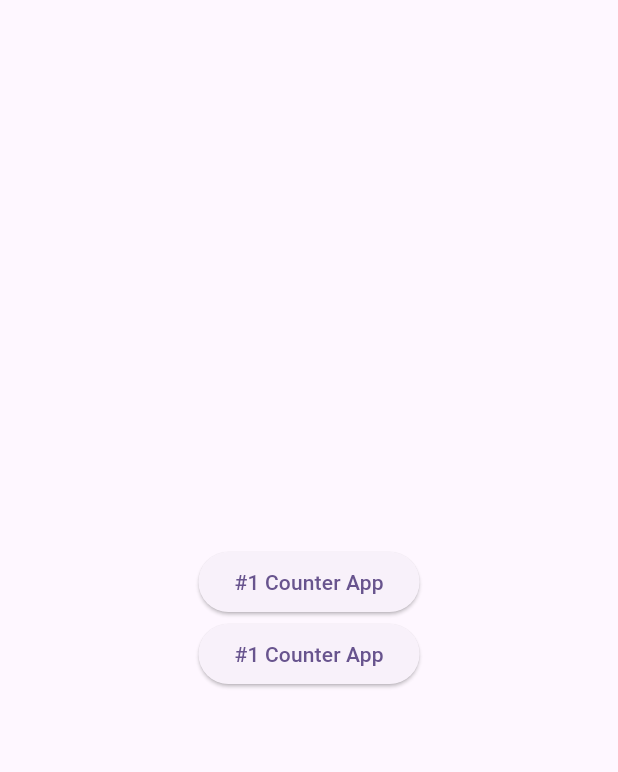
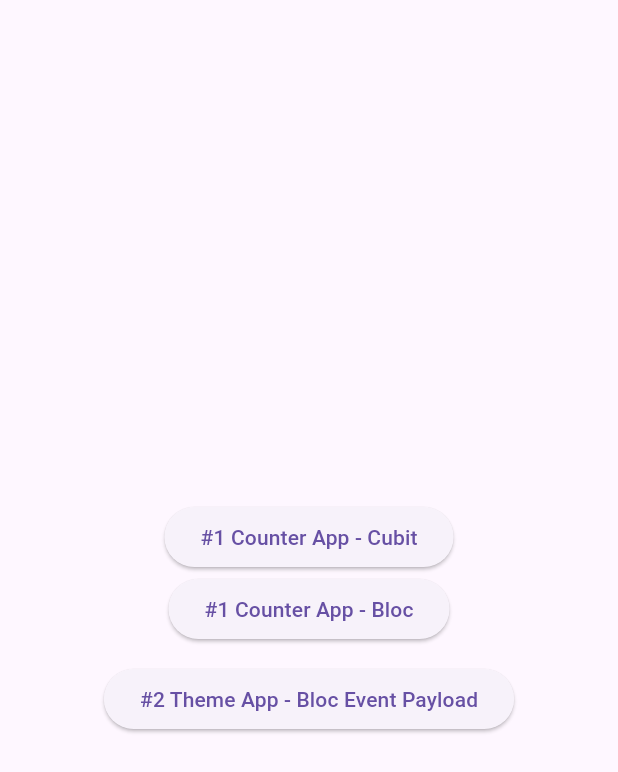
Before and after one commit to K-Mose/Flutter_Bloc_Essential, a Flutter app: the screen it shows after launch, on a phone screen of 412 x 824 dp. Shown: the top 772 px of the screen. Run offline on Flutter 3.47's test engine with Material 3 defaults, Android fonts, the phone set to English and light mode, and no system bars; our stand-ins replace bloc, equatable, flutter_bloc.

Commit message:
Bloc Overview - 1. Theme App - Bloc Event Payload

```diff
--- /dev/null
+++ b/bloc_overview/lib/b_theme/bloc/theme_bloc.dart
@@ -0,0 +1,17 @@
+import 'package:bloc/bloc.dart';
+import 'package:equatable/equatable.dart';
+
+part 'theme_event.dart';
+part 'theme_state.dart';
+
+class ThemeBloc extends Bloc<ThemeEvent, ThemeState> {
+  ThemeBloc() : super(ThemeState.initial()) {
+    on<ChangeThemeEvent>((event, emit) {
+      if (event.randInt % 2 == 0) {
+        emit(state.copyWith(appTheme: AppTheme.light));
+      } else {
+        emit(state.copyWith(appTheme: AppTheme.dart));
+      }
+    });
+  }
+}
--- /dev/null
+++ b/bloc_overview/lib/b_theme/bloc/theme_event.dart
@@ -0,0 +1,25 @@
+part of 'theme_bloc.dart';
+
+sealed class ThemeEvent extends Equatable {
+  const ThemeEvent();
+
+  @override
+  List<Object> get props => [];
+}
+
+class ChangeThemeEvent extends ThemeEvent {
+  // Payload로 받을 인자를 멤버변수로 추가한다.
+  final int randInt;
+
+  const ChangeThemeEvent({
+    required this.randInt,
+  });
+
+  @override
+  String toString() {
+    return 'ChangeThemeEvent{randInt: $randInt}';
+  }
+
+  @override
+  List<Object> get props => [randInt];
+}
--- /dev/null
+++ b/bloc_overview/lib/b_theme/bloc/theme_state.dart
@@ -0,0 +1,32 @@
+part of 'theme_bloc.dart';
+
+enum AppTheme {
+  light,
+  dart
+}
+
+class ThemeState {
+  final AppTheme appTheme;
+
+  factory ThemeState.initial() => ThemeState();
+
+  const ThemeState({
+    this.appTheme = AppTheme.light,
+  });
+
+  ThemeState copyWith({
+    AppTheme? appTheme,
+  }) {
+    return ThemeState(
+      appTheme: appTheme ?? this.appTheme,
+    );
+  }
+
+  @override
+  String toString() {
+    return 'ThemeState{appTheme: $appTheme}';
+  }
+
+  @override
+  List<Object> get props => [appTheme];
+}
--- a/bloc_overview/lib/main.dart
+++ b/bloc_overview/lib/main.dart
@@ -2,6 +2,8 @@
 import 'package:bloc_overview/a_counter/counter_bloc_screen.dart';
 import 'package:bloc_overview/a_counter/counter_cubit_screen.dart';
 import 'package:bloc_overview/a_counter/cubit/counter_cubit.dart';
+import 'package:bloc_overview/b_theme/bloc/theme_bloc.dart';
+import 'package:bloc_overview/b_theme/theme_setting_screen.dart';
 import 'package:flutter/material.dart';
 import 'package:flutter_bloc/flutter_bloc.dart';
 
@@ -15,19 +17,26 @@
   // This widget is the root of your application.
   @override
   Widget build(BuildContext context) {
+    return BlocProvider(
+      create: (context) => ThemeBloc(),
+      child: BlocBuilder<ThemeBloc, ThemeState>(
+        builder: (context, state) {
           return MaterialApp(
             title: 'Flutter Demo',
-      theme: ThemeData(
-        colorScheme: ColorScheme.fromSeed(seedColor: Colors.deepPurple),
-        useMaterial3: true,
+            theme: state.appTheme == AppTheme.light
+                ? ThemeData.light()
+                : ThemeData.dark(),
+            home: const MainScreen(),
+          );
+        },
       ),
-      home: const MainScreen(),
     );
   }
 }
 
 class MainScreen extends StatefulWidget {
   const MainScreen({super.key});
+
   @override
   State createState() => _MainScreenState();
 }
@@ -52,7 +61,7 @@
                     },)
                 );
               },
-              child: const Text("#1 Counter App"),
+              child: const Text("#1 Counter App - Cubit"),
             ),
             ElevatedButton(
               onPressed: () {
@@ -66,7 +75,19 @@
                     },)
                 );
               },
-              child: const Text("#1 Counter App"),
+              child: const Text("#1 Counter App - Bloc"),
+            ),
+            const SizedBox(height: 12,),
+            ElevatedButton(
+              onPressed: () {
+                Navigator.of(context).push(
+                    MaterialPageRoute(builder: (context) {
+                      // 하위 위젯에서 CounterBloc을 사용할 수 있게 의존성 주입
+                      return const ThemeSettingScreen();
+                    },)
+                );
+              },
+              child: const Text("#2 Theme App - Bloc Event Payload"),
             ),
           ],
         ),
```
Also changed, not shown: bloc_overview/lib/b_theme/theme_setting_screen.dart (added, +34 -0 lines), 1 other file. Lines whose indentation alone changed are shown as unchanged.
